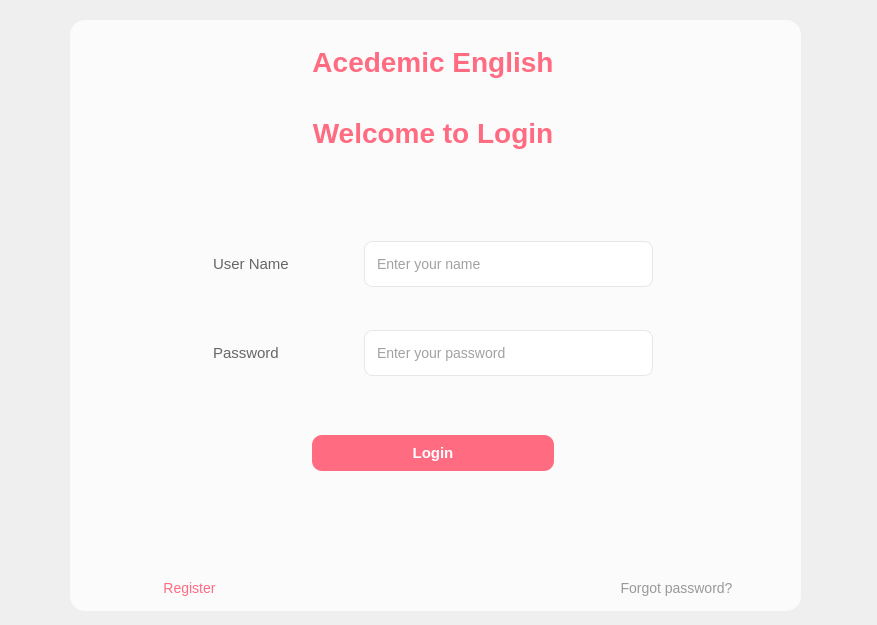
Old version of the form ui/login.ui in the repository FrenchFries-101/frontend.
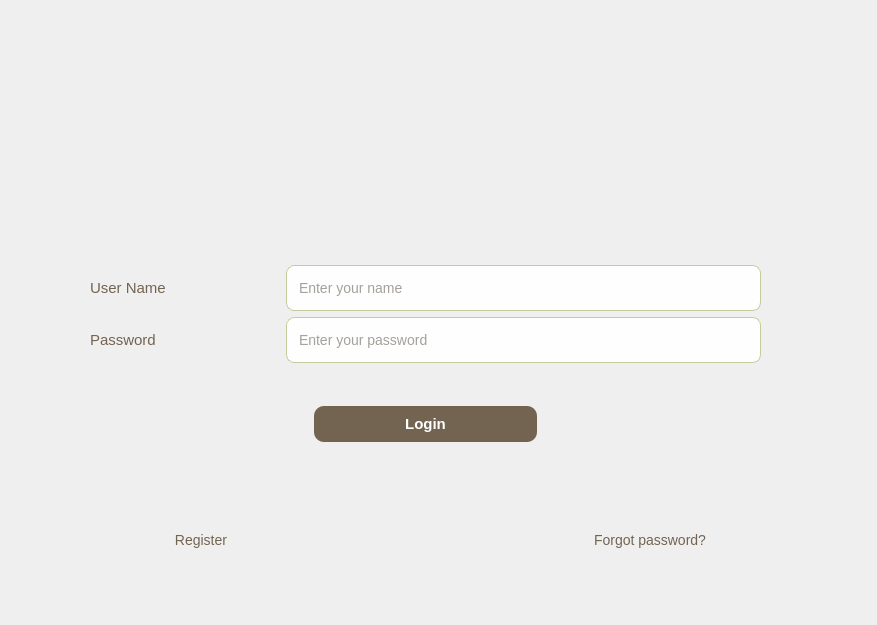
New version of the form. Icons and pictures are not drawn.

```diff
--- a/ui/login.ui
+++ b/ui/login.ui
@@ -20,7 +20,7 @@
    <string notr="true">QWidget {
     font-family: &quot;Segoe UI&quot;,&quot;Microsoft YaHei&quot;;
     font-size: 14px;
-    color: #444444;
+    color: #f3ead8;
 }
 
 
@@ -38,8 +38,9 @@
 /* ============================= */
 
 QFrame#frame {
-    background-color: rgba(255,255,255,190);
-    border-radius: 15px;
+    background-color: transparent;
+    border: none;
+    border-radius: 0px;
 }
 
 
@@ -63,7 +64,7 @@
 QLabel#label_2,
 QLabel#label_3 {
     font-size: 15px;
-    color: #666666;
+    color: #736451;
     background: transparent;
 }
 
@@ -73,8 +74,9 @@
 /* ============================= */
 
 QLineEdit {
-    background-color: #ffffff;
-    border: 1px solid #e5e7eb;
+    background-color: rgba(255,255,255,235);
+    color: #4b4439;
+    border: 1px solid #c3cd9b;
     border-radius: 8px;
     padding: 6px 10px;
     min-height: 32px;
@@ -92,7 +94,7 @@
 /* ============================= */
 
 QPushButton#pushButton {
-    background-color: #ff6b81;
+    background-color: #736451;
     color: white;
     border-radius: 10px;
     font-size: 15px;
@@ -118,7 +120,7 @@
 
 QPushButton#pushButton_2 {
     background: transparent;
-    color: #ff6b81;
+    color: #736451;
     border: none;
 }
 
@@ -135,7 +137,7 @@
 
 QPushButton#pushButton_3 {
     background: transparent;
-    color: #999999;
+    color: #736451;
     border: none;
 }
 
@@ -157,10 +159,10 @@
   <widget class="QFrame" name="frame">
    <property name="geometry">
     <rect>
-     <x>70</x>
-     <y>20</y>
-     <width>731</width>
-     <height>591</height>
+     <x>90</x>
+     <y>265</y>
+     <width>671</width>
+     <height>330</height>
     </rect>
    </property>
    <property name="frameShape">
@@ -172,105 +174,16 @@
    <widget class="QWidget" name="verticalLayoutWidget">
     <property name="geometry">
      <rect>
-      <x>-1</x>
-      <y>-1</y>
-      <width>728</width>
-      <height>591</height>
+      <x>0</x>
+      <y>0</y>
+      <width>671</width>
+      <height>330</height>
      </rect>
     </property>
-    <layout class="QVBoxLayout" name="verticalLayout" stretch="2,1,1,4,1,1,2,1">
+    <layout class="QVBoxLayout" name="verticalLayout" stretch="4,1,1">
      <item>
-      <widget class="QLabel" name="label_4">
-       <property name="text">
-        <string>Acedemic English</string>
-       </property>
-       <property name="alignment">
-        <set>Qt::AlignmentFlag::AlignCenter</set>
-       </property>
-      </widget>
-     </item>
-     <item>
-      <widget class="QLabel" name="label">
-       <property name="enabled">
-        <bool>true</bool>
-       </property>
-       <property name="text">
-        <string>Welcome to Login</string>
-       </property>
-       <property name="alignment">
-        <set>Qt::AlignmentFlag::AlignCenter</set>
-       </property>
-      </widget>
-     </item>
-     <item>
-      <spacer name="horizontalSpacer">
-       <property name="orientation">
-        <enum>Qt::Orientation::Horizontal</enum>
-       </property>
-       <property name="sizeHint" stdset="0">
-        <size>
-         <width>40</width>
-         <height>20</height>
-        </size>
-       </property>
-      </spacer>
-     </item>
-     <item>
-      <layout class="QGridLayout" name="gridLayout" rowstretch="1,0" columnstretch="1,1,2,1">
-       <item row="0" column="2">
-        <widget class="QLineEdit" name="lineEdit">
-         <property name="placeholderText">
-          <string>Enter your name</string>
-         </property>
-        </widget>
-       </item>
-       <item row="0" column="0">
-        <spacer name="verticalSpacer_4">
-         <property name="orientation">
-          <enum>Qt::Orientation::Vertical</enum>
-         </property>
-         <property name="sizeHint" stdset="0">
-          <size>
-           <width>20</width>
-           <height>40</height>
-          </size>
-         </property>
-        </spacer>
-       </item>
-       <item row="0" column="3">
-        <spacer name="verticalSpacer_6">
-         <property name="orientation">
-          <enum>Qt::Orientation::Vertical</enum>
-         </property>
-         <property name="sizeHint" stdset="0">
-          <size>
-           <width>20</width>
-           <height>40</height>
-          </size>
-         </property>
-        </spacer>
-       </item>
+      <layout class="QGridLayout" name="gridLayout" rowstretch="1,1" columnstretch="2,5">
        <item row="1" column="1">
-        <widget class="QLabel" name="label_3">
-         <property name="text">
-          <string>Password</string>
-         </property>
-        </widget>
-       </item>
-       <item row="1" column="3">
-        <spacer name="verticalSpacer_7">
-         <property name="orientation">
-          <enum>Qt::Orientation::Vertical</enum>
-         </property>
-         <property name="sizeHint" stdset="0">
-          <size>
-           <width>20</width>
-           <height>40</height>
-          </size>
-         </property>
-        </spacer>
-       </item>
-       <item row="1" column="2">
         <widget class="QLineEdit" name="lineEdit_2">
          <property name="frame">
           <bool>true</bool>
@@ -283,66 +196,27 @@
          </property>
         </widget>
        </item>
+       <item row="1" column="0">
+        <widget class="QLabel" name="label_3">
+         <property name="text">
+          <string>Password</string>
+         </property>
+        </widget>
+       </item>
        <item row="0" column="1">
+        <widget class="QLineEdit" name="lineEdit">
+         <property name="placeholderText">
+          <string>Enter your name</string>
+         </property>
+        </widget>
+       </item>
+       <item row="0" column="0">
         <widget class="QLabel" name="label_2">
          <property name="text">
           <string>User Name</string>
          </property>
         </widget>
        </item>
-       <item row="1" column="0">
-        <spacer name="verticalSpacer_5">
-         <property name="orientation">
-          <enum>Qt::Orientation::Vertical</enum>
-         </property>
-         <property name="sizeHint" stdset="0">
-          <size>
-           <width>20</width>
-           <height>40</height>
-          </size>
-         </property>
-        </spacer>
-       </item>
-      </layout>
-     </item>
-     <item>
-      <layout class="QHBoxLayout" name="horizontalLayout_3">
-       <item>
-        <spacer name="verticalSpacer_9">
-         <property name="orientation">
-          <enum>Qt::Orientation::Vertical</enum>
-         </property>
-         <property name="sizeHint" stdset="0">
-          <size>
-           <width>20</width>
-           <height>40</height>
-          </size>
-         </property>
-        </spacer>
-       </item>
-       <item>
-        <widget class="QLabel" name="label_5">
-         <property name="text">
-          <string/>
-         </property>
-         <property name="alignment">
-          <set>Qt::AlignmentFlag::AlignCenter</set>
-         </property>
-        </widget>
-       </item>
-       <item>
-        <spacer name="verticalSpacer_8">
-         <property name="orientation">
-          <enum>Qt::Orientation::Vertical</enum>
-         </property>
-         <property name="sizeHint" stdset="0">
-          <size>
-           <width>20</width>
-           <height>40</height>
-          </size>
-         </property>
-        </spacer>
-       </item>
       </layout>
      </item>
      <item>
@@ -382,19 +256,6 @@
        </item>
       </layout>
      </item>
-     <item>
-      <spacer name="horizontalSpacer_2">
-       <property name="orientation">
-        <enum>Qt::Orientation::Horizontal</enum>
-       </property>
-       <property name="sizeHint" stdset="0">
-        <size>
-         <width>40</width>
-         <height>20</height>
-        </size>
-       </property>
-      </spacer>
-     </item>
      <item>
       <layout class="QHBoxLayout" name="horizontalLayout" stretch="1,1,1">
        <item>
```
Left out of the diff: 10 changed lines with no effect on the pictures.
